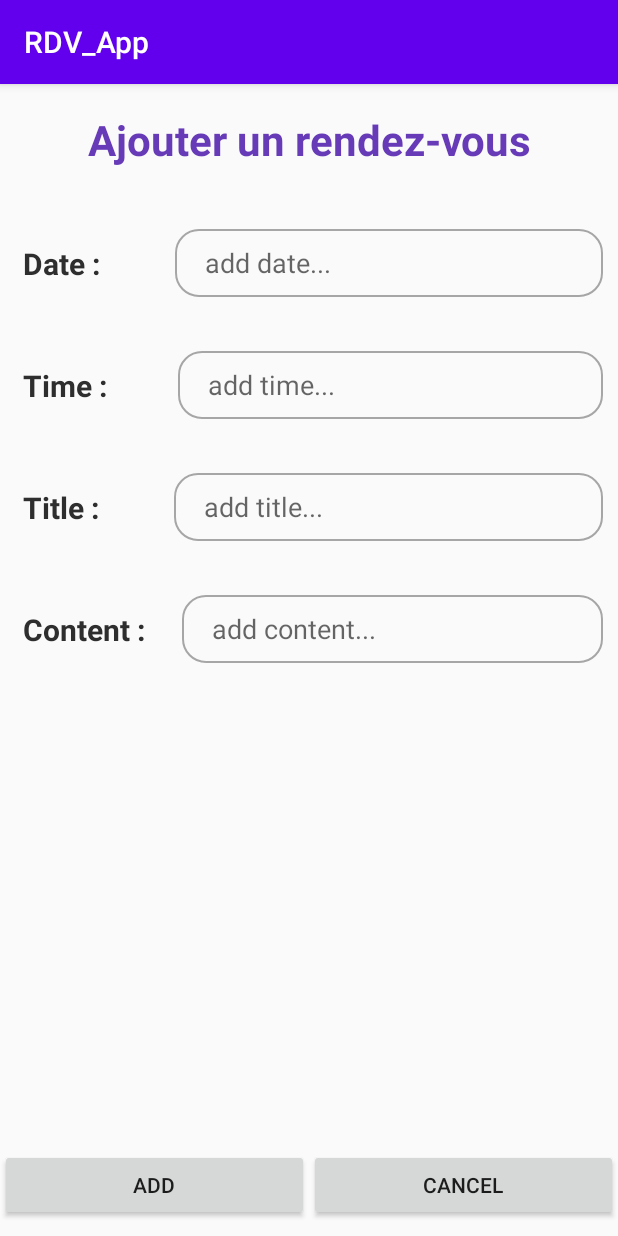
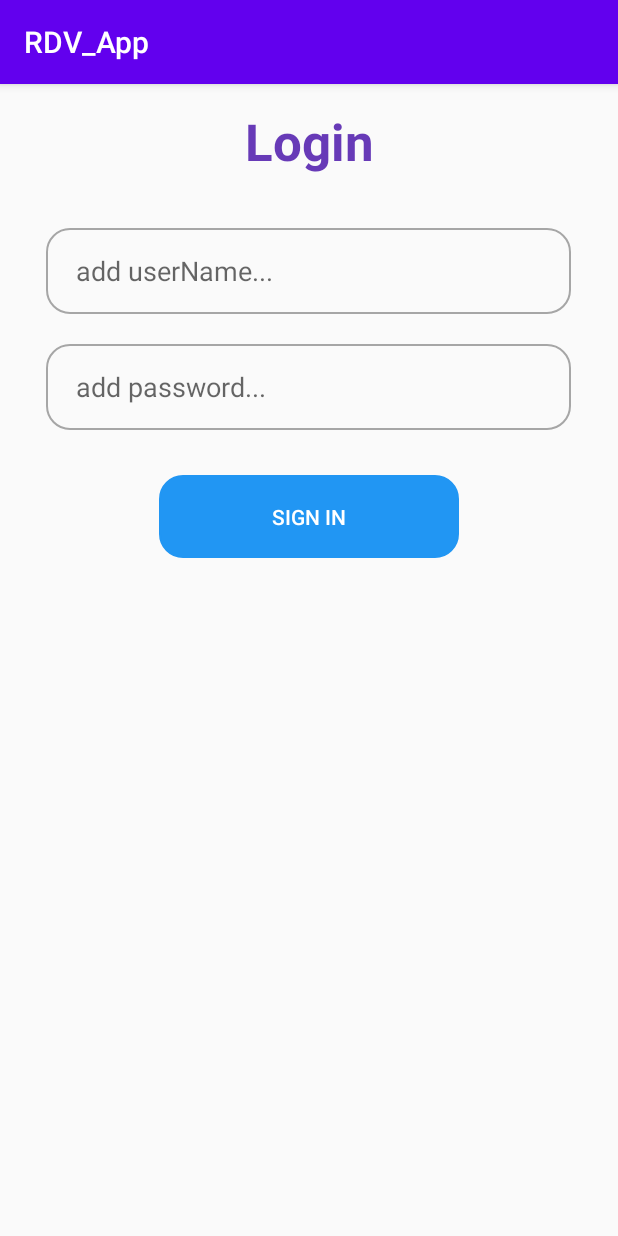
Before and after one commit to elayeboussama/RDV_app, an Android app: the screen it shows after launch (AddRdvActivity before the commit, LoginActivity after it), on a phone screen of 412 x 824 dp. Run offline under Robolectric (Android 15) with nearby library versions, the phone set to English and light mode, and no system bars; 2 statements that could not run were skipped.

Commit message:
user login commit

```diff
--- a/native java app/app/src/main/java/com/example/rdv_app/AddRdvActivity.java
+++ b/native java app/app/src/main/java/com/example/rdv_app/AddRdvActivity.java
@@ -9,6 +9,9 @@ import android.view.View;
 import android.widget.Button;
 import android.widget.EditText;
 import android.widget.Toast;
+
+import com.example.rdv_app.Models.rdvDb.DbManager;
+import com.example.rdv_app.Models.rdvDb.RDV;
 
 import java.sql.SQLDataException;
 import java.util.ArrayList;
--- /dev/null
+++ b/native java app/app/src/main/java/com/example/rdv_app/LoginActivity.java
@@ -0,0 +1,90 @@
+package com.example.rdv_app;
+
+import android.annotation.SuppressLint;
+import android.content.Intent;
+import android.database.Cursor;
+import android.os.Bundle;
+import android.support.v7.app.AppCompatActivity;
+import android.view.View;
+import android.widget.Button;
+import android.widget.EditText;
+import android.widget.Toast;
+
+
+import com.example.rdv_app.Models.userDb.DbManagerUser;
+import com.example.rdv_app.Models.userDb.User;
+
+import java.sql.SQLDataException;
+import java.util.ArrayList;
+
+public class LoginActivity extends AppCompatActivity {
+    public Button LoginBTN;
+
+    public EditText name_et;
+    public EditText password_et;
+    private DbManagerUser dbUser;
+
+    final int  REQUEST_CODE = 1;
+
+
+    @Override
+    protected void onCreate(Bundle savedInstanceState) {
+        super.onCreate(savedInstanceState);
+        setContentView(R.layout.login_activity);
+
+
+
+
+
+        dbUser = new DbManagerUser(this);
+        try {
+            dbUser.open();
+        } catch (SQLDataException throwables) {
+            throwables.printStackTrace();
+        }
+
+
+        name_et = (EditText) findViewById(R.id.et_rdv_username_login);
+        password_et = (EditText) findViewById(R.id.et_rdv_password_login);
+        ArrayList<User> users = new ArrayList<User>();
+        User user;
+
+        Cursor c = dbUser.fetch();
+        if (c == null) {
+            Toast.makeText(this, "there is no data in the table", Toast.LENGTH_LONG).show();
+        } else {
+
+            if (c.moveToFirst()){
+
+                do{
+                    @SuppressLint("Range")
+                    int idFromCursor = Integer.parseInt(c.getString(c.getColumnIndex("id_")));
+                    @SuppressLint("Range")
+                    String usernameFromCursor = c.getString(c.getColumnIndex("username"));
+                    @SuppressLint("Range")
+                    String passwordFromCursor = c.getString(c.getColumnIndex("password"));
+
+                    user = new User(idFromCursor,usernameFromCursor,passwordFromCursor);
+                    users.add(user);
+                }while(c.moveToNext());
+
+            }
+
+        }
+        c.close();
+
+        LoginBTN.setOnClickListener(new View.OnClickListener() {
+            @Override
+            public void onClick(View v) {
+                if(name_et.getText().toString().equals(users.get(0).userName) && password_et.getText().toString().equals(users.get(0).password)){
+                    Intent i = new Intent(getApplicationContext(), RdvListActivity.class);
+                    i.putExtra("user", users.get(0).userName);
+                }else{
+                    Toast.makeText(getApplicationContext(), "there is no user with this information", Toast.LENGTH_LONG).show();
+                }
+            }
+        });
+
+
+    }
+}
--- a/native java app/app/src/main/java/com/example/rdv_app/MyDBHandler.java
+++ b/native java app/app/src/main/java/com/example/rdv_app/Models/rdvDb/MyDBHandler.java
@@ -1,4 +1,4 @@
-package com.example.rdv_app;
+package com.example.rdv_app.Models.rdvDb;
 
 
 import android.content.Context;
@@ -11,7 +11,7 @@ class MyDBHandler extends SQLiteOpenHelper {
     static final String DATABASE_NAME ="rdvDB.db" ;
 
 
-    static final String TABLE_PRODUCTS ="rdvs" ;
+    static final String TABLE_RDVS ="rdvs" ;
     static final String COLUMN_ID ="id_" ;
     static final String COLUMN_DATE ="date" ;
     static final String COLUMN_TIME ="time" ;
@@ -25,14 +25,14 @@ class MyDBHandler extends SQLiteOpenHelper {
 
     @Override
     public void onCreate(SQLiteDatabase db) {
-        String CREATE_PRODUCTS_TABLE = "CREATE TABLE " + TABLE_PRODUCTS + "(" +
+        String CREATE_PRODUCTS_TABLE = "CREATE TABLE " + TABLE_RDVS + "(" +
                 COLUMN_ID + " INTEGER PRIMARY KEY AUTOINCREMENT," + COLUMN_DATE + " TEXT," + COLUMN_TIME + " TEXT," + COLUMN_TITLE + " TEXT," + COLUMN_CONTENT + " TEXT );";
         db.execSQL(CREATE_PRODUCTS_TABLE);
     }
 
     @Override
     public void onUpgrade(SQLiteDatabase db, int oldVersion, int newVersion) {
-        db.execSQL("DROP TABLE IF EXISTS " + TABLE_PRODUCTS);
+        db.execSQL("DROP TABLE IF EXISTS " + TABLE_RDVS);
         onCreate(db);
     }
 }
--- a/native java app/app/src/main/java/com/example/rdv_app/RDV.java
+++ b/native java app/app/src/main/java/com/example/rdv_app/Models/rdvDb/RDV.java
@@ -1,4 +1,4 @@
-package com.example.rdv_app;
+package com.example.rdv_app.Models.rdvDb;
 
 
 import java.math.BigDecimal;
--- /dev/null
+++ b/native java app/app/src/main/java/com/example/rdv_app/Models/userDb/DbManagerUser.java
@@ -0,0 +1,56 @@
+package com.example.rdv_app.Models.userDb;
+
+import android.content.ContentValues;
+import android.content.Context;
+import android.database.Cursor;
+import android.database.sqlite.SQLiteDatabase;
+
+import java.sql.SQLDataException;
+import java.util.Date;
+import java.util.Timer;
+
+public class DbManagerUser {
+    private MyDBHandlerUser dbHandler;
+    private Context context;
+    private SQLiteDatabase database;
+
+    public DbManagerUser(Context c){context=c;}
+    public  void  open()throws SQLDataException {
+        dbHandler = new MyDBHandlerUser(context, null);
+        database = dbHandler.getWritableDatabase();
+    }
+
+    public void close() {
+        dbHandler.close();
+    }
+
+    public void insert( String name, String password){
+        ContentValues cont= new ContentValues();
+        cont.put(MyDBHandlerUser.COLUMN_NAME, name);
+        cont.put(MyDBHandlerUser.COLUMN_PASSWORD, password);
+        database.insert(MyDBHandlerUser.TABLE_USERS,null,cont);
+    }
+
+    public Cursor fetch(){
+        Cursor c;
+        c= database.rawQuery("SELECT * FROM "+ MyDBHandlerUser.TABLE_USERS,null);
+        if (c!=null){
+            c.moveToFirst();
+        }
+
+        return c;
+    }
+
+    public int update(String _id, String name, String password){
+        ContentValues cont= new ContentValues();
+
+        cont.put(MyDBHandlerUser.COLUMN_NAME, String.valueOf(name));
+        cont.put(MyDBHandlerUser.COLUMN_PASSWORD, String.valueOf(password));
+        int res=database.update(MyDBHandlerUser.TABLE_USERS,cont, MyDBHandlerUser.COLUMN_ID + "=" + _id,null);
+        return res;
+    }
+
+    public void delete(String _id){
+        database.delete(MyDBHandlerUser.TABLE_USERS, MyDBHandlerUser.COLUMN_ID + "=" +_id,null);
+    }
+}
--- /dev/null
+++ b/native java app/app/src/main/java/com/example/rdv_app/Models/userDb/MyDBHandlerUser.java
@@ -0,0 +1,44 @@
+package com.example.rdv_app.Models.userDb;
+
+
+import android.content.Context;
+import android.database.sqlite.SQLiteDatabase;
+import android.database.sqlite.SQLiteOpenHelper;
+
+import org.jetbrains.annotations.Nullable;
+
+class MyDBHandlerUser extends SQLiteOpenHelper {
+    static final int DATABASE_VERSION =1 ;
+    static final String DATABASE_NAME ="rdvDB.db" ;
+
+
+    static final String TABLE_USERS ="users" ;
+    static final String COLUMN_ID ="id_" ;
+    static final String COLUMN_NAME ="username" ;
+    static final String COLUMN_PASSWORD ="password" ;
+
+    public MyDBHandlerUser(@Nullable Context context, @Nullable SQLiteDatabase.CursorFactory factory) {
+        super(context, DATABASE_NAME, factory, DATABASE_VERSION);
+    }
+
+
+    @Override
+    public void onCreate(SQLiteDatabase db) {
+        String CREATE_USERS_TABLE = "CREATE TABLE " + TABLE_USERS + "(" +
+                COLUMN_ID + " INTEGER PRIMARY KEY AUTOINCREMENT," + COLUMN_NAME + " TEXT," + COLUMN_PASSWORD + " TEXT );";
+
+        String INSERT_USER = "INSERT INTO " + TABLE_USERS + "(" +
+                COLUMN_ID + " ," + COLUMN_NAME + " ," + COLUMN_PASSWORD + " ) " +
+                " values( \"Malek\", \"Malek\") ;";
+
+
+        db.execSQL(CREATE_USERS_TABLE);
+        db.execSQL(INSERT_USER);
+    }
+
+    @Override
+    public void onUpgrade(SQLiteDatabase db, int oldVersion, int newVersion) {
+        db.execSQL("DROP TABLE IF EXISTS " + TABLE_USERS);
+        onCreate(db);
+    }
+}
--- a/native java app/app/src/main/java/com/example/rdv_app/RdvListActivity.java
+++ b/native java app/app/src/main/java/com/example/rdv_app/RdvListActivity.java
@@ -15,6 +15,9 @@ import android.widget.TableLayout;
 import android.widget.TableRow;
 import android.widget.TextView;
 import android.widget.Toast;
+
+import com.example.rdv_app.Models.rdvDb.RDV;
+import com.example.rdv_app.Models.rdvDb.DbManager;
 
 import java.math.BigDecimal;
 import java.sql.SQLDataException;
```
Also changed, not shown: native java app/app/src/main/AndroidManifest.xml (+10 -5 lines), native java app/app/src/main/java/com/example/rdv_app/Models/rdvDb/DbManager.java (renamed from native java app/app/src/main/java/com/example/rdv_app/DbManager.java, +5 -5 lines), native java app/app/src/main/java/com/example/rdv_app/Models/userDb/User.java (added, +22 -0 lines).
